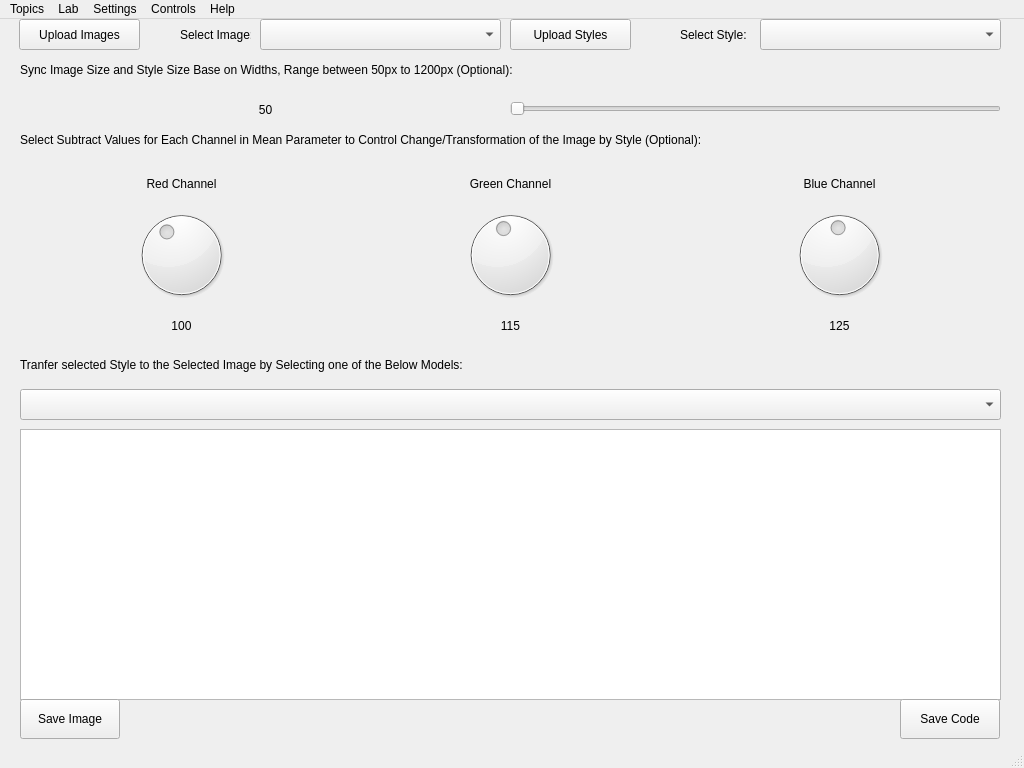
The window that ui.ui (mehrdadeahady/CV_with_ML_and_DL_and_GANs) describes before a commit, drawn with Qt 5.
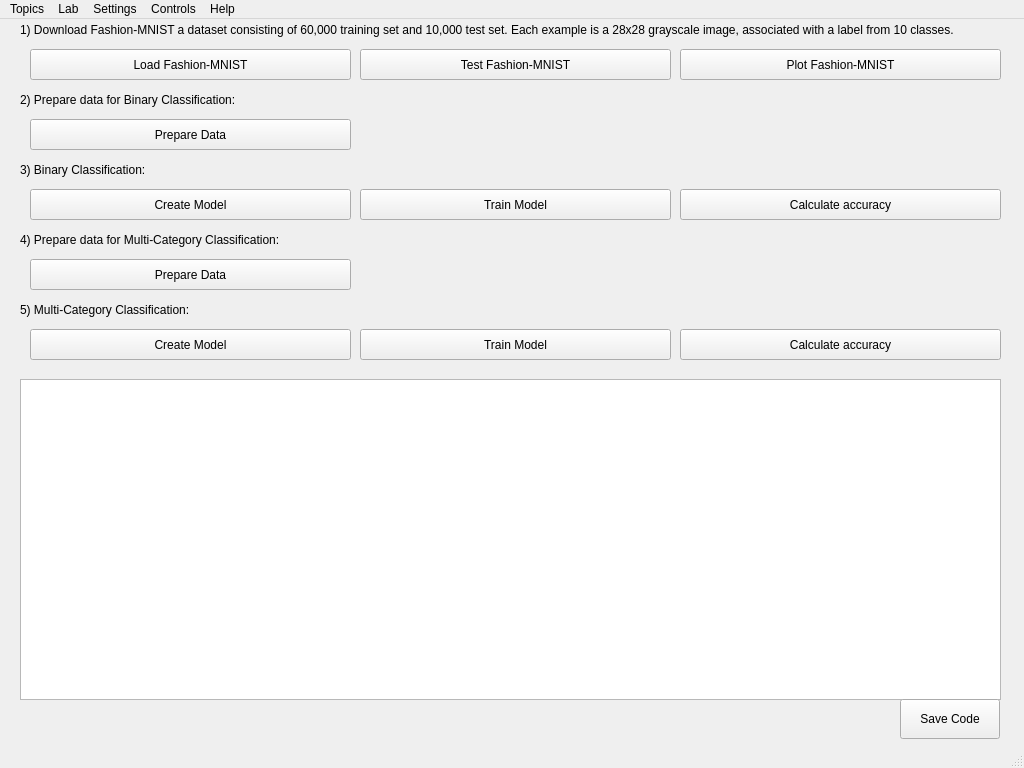
The same window after the commit. Icons and pictures are not drawn.

Commit message: UI for Page: DL by PyTorsh - Binary and Multi-Category Classification Added.

Diff of the .ui file:
```diff
--- a/ui.ui
+++ b/ui.ui
@@ -100,7 +100,7 @@
      </size>
     </property>
     <property name="currentIndex">
-     <number>6</number>
+     <number>7</number>
     </property>
     <widget class="QWidget" name="page_ImagesAndColorsManipulationsAndOprations">
      <property name="sizePolicy">
@@ -4576,6 +4576,254 @@
       </property>
      </widget>
     </widget>
+    <widget class="QWidget" name="page_DLbyPyTorchBinaryAndMultiCategoryClassifications">
+     <widget class="QLabel" name="label_Step1DLbyPyTorch">
+      <property name="geometry">
+       <rect>
+        <x>10</x>
+        <y>0</y>
+        <width>981</width>
+        <height>21</height>
+       </rect>
+      </property>
+      <property name="text">
+       <string>1) Download Fashion-MNIST a dataset consisting of 60,000 training set and 10,000 test set. Each example is a 28x28 grayscale image, associated with a label from 10 classes.</string>
+      </property>
+      <property name="alignment">
+       <set>Qt::AlignmentFlag::AlignLeading|Qt::AlignmentFlag::AlignLeft|Qt::AlignmentFlag::AlignVCenter</set>
+      </property>
+     </widget>
+     <widget class="QTextBrowser" name="textBrowser_DLbyPyTorch">
+      <property name="geometry">
+       <rect>
+        <x>10</x>
+        <y>360</y>
+        <width>981</width>
+        <height>321</height>
+       </rect>
+      </property>
+     </widget>
+     <widget class="QPushButton" name="pushButton_SaveCode_DLbyPyTorch">
+      <property name="geometry">
+       <rect>
+        <x>890</x>
+        <y>680</y>
+        <width>100</width>
+        <height>40</height>
+       </rect>
+      </property>
+      <property name="text">
+       <string>Save Code</string>
+      </property>
+     </widget>
+     <widget class="QPushButton" name="pushButton_TestMNISTStep1DLbyPyTorch">
+      <property name="geometry">
+       <rect>
+        <x>350</x>
+        <y>30</y>
+        <width>311</width>
+        <height>31</height>
+       </rect>
+      </property>
+      <property name="text">
+       <string>Test Fashion-MNIST</string>
+      </property>
+     </widget>
+     <widget class="QPushButton" name="pushButton_PlotMNISTStep1DLbyPyTorch">
+      <property name="geometry">
+       <rect>
+        <x>670</x>
+        <y>30</y>
+        <width>321</width>
+        <height>31</height>
+       </rect>
+      </property>
+      <property name="text">
+       <string>Plot Fashion-MNIST</string>
+      </property>
+     </widget>
+     <widget class="QPushButton" name="pushButton_LoadMNISTStep1DLbyPyTorch">
+      <property name="geometry">
+       <rect>
+        <x>20</x>
+        <y>30</y>
+        <width>321</width>
+        <height>31</height>
+       </rect>
+      </property>
+      <property name="text">
+       <string>Load Fashion-MNIST</string>
+      </property>
+     </widget>
+     <widget class="QLabel" name="label_Step2DLbyPyTorch">
+      <property name="geometry">
+       <rect>
+        <x>10</x>
+        <y>70</y>
+        <width>981</width>
+        <height>21</height>
+       </rect>
+      </property>
+      <property name="text">
+       <string>2) Prepare data for Binary Classification:</string>
+      </property>
+      <property name="alignment">
+       <set>Qt::AlignmentFlag::AlignLeading|Qt::AlignmentFlag::AlignLeft|Qt::AlignmentFlag::AlignVCenter</set>
+      </property>
+     </widget>
+     <widget class="QPushButton" name="pushButton_PrepareDataStep2DLbyPyTorch">
+      <property name="geometry">
+       <rect>
+        <x>20</x>
+        <y>100</y>
+        <width>321</width>
+        <height>31</height>
+       </rect>
+      </property>
+      <property name="text">
+       <string>Prepare Data</string>
+      </property>
+     </widget>
+     <widget class="QLabel" name="label_Step3DLbyPyTorch">
+      <property name="geometry">
+       <rect>
+        <x>10</x>
+        <y>140</y>
+        <width>981</width>
+        <height>21</height>
+       </rect>
+      </property>
+      <property name="text">
+       <string>3) Binary Classification:</string>
+      </property>
+      <property name="alignment">
+       <set>Qt::AlignmentFlag::AlignLeading|Qt::AlignmentFlag::AlignLeft|Qt::AlignmentFlag::AlignVCenter</set>
+      </property>
+     </widget>
+     <widget class="QPushButton" name="pushButton_CreateModelStep3DLbyPyTorch">
+      <property name="geometry">
+       <rect>
+        <x>20</x>
+        <y>170</y>
+        <width>321</width>
+        <height>31</height>
+       </rect>
+      </property>
+      <property name="text">
+       <string>Create Model</string>
+      </property>
+     </widget>
+     <widget class="QPushButton" name="pushButton_CalculateAccuracyStep3DLbyPyTorch">
+      <property name="geometry">
+       <rect>
+        <x>670</x>
+        <y>170</y>
+        <width>321</width>
+        <height>31</height>
+       </rect>
+      </property>
+      <property name="text">
+       <string>Calculate accuracy</string>
+      </property>
+     </widget>
+     <widget class="QPushButton" name="pushButton_TrainModelStep3DLbyPyTorch">
+      <property name="geometry">
+       <rect>
+        <x>350</x>
+        <y>170</y>
+        <width>311</width>
+        <height>31</height>
+       </rect>
+      </property>
+      <property name="text">
+       <string>Train Model</string>
+      </property>
+     </widget>
+     <widget class="QPushButton" name="pushButton_CalculateAccuracyStep5DLbyPyTorch">
+      <property name="geometry">
+       <rect>
+        <x>670</x>
+        <y>310</y>
+        <width>321</width>
+        <height>31</height>
+       </rect>
+      </property>
+      <property name="text">
+       <string>Calculate accuracy</string>
+      </property>
+     </widget>
+     <widget class="QPushButton" name="pushButton_TrainModelStep5DLbyPyTorch">
+      <property name="geometry">
+       <rect>
+        <x>350</x>
+        <y>310</y>
+        <width>311</width>
+        <height>31</height>
+       </rect>
+      </property>
+      <property name="text">
+       <string>Train Model</string>
+      </property>
+     </widget>
+     <widget class="QPushButton" name="pushButton_PrepareDataStep4DLbyPyTorch">
+      <property name="geometry">
+       <rect>
+        <x>20</x>
+        <y>240</y>
+        <width>321</width>
+        <height>31</height>
+       </rect>
+      </property>
+      <property name="text">
+       <string>Prepare Data</string>
+      </property>
+     </widget>
+     <widget class="QPushButton" name="pushButton_CreateModelStep5DLbyPyTorch">
+      <property name="geometry">
+       <rect>
+        <x>20</x>
+        <y>310</y>
+        <width>321</width>
+        <height>31</height>
+       </rect>
+      </property>
+      <property name="text">
+       <string>Create Model</string>
+      </property>
+     </widget>
+     <widget class="QLabel" name="label_Step4DLbyPyTorch">
+      <property name="geometry">
+       <rect>
+        <x>10</x>
+        <y>210</y>
+        <width>981</width>
+        <height>21</height>
+       </rect>
+      </property>
+      <property name="text">
+       <string>4) Prepare data for Multi-Category Classification:</string>
+      </property>
+      <property name="alignment">
+       <set>Qt::AlignmentFlag::AlignLeading|Qt::AlignmentFlag::AlignLeft|Qt::AlignmentFlag::AlignVCenter</set>
+      </property>
+     </widget>
+     <widget class="QLabel" name="label_Step5DLbyPyTorch">
+      <property name="geometry">
+       <rect>
+        <x>10</x>
+        <y>280</y>
+        <width>981</width>
+        <height>21</height>
+       </rect>
+      </property>
+      <property name="text">
+       <string>5) Multi-Category Classification:</string>
+      </property>
+      <property name="alignment">
+       <set>Qt::AlignmentFlag::AlignLeading|Qt::AlignmentFlag::AlignLeft|Qt::AlignmentFlag::AlignVCenter</set>
+      </property>
+     </widget>
+    </widget>
     <widget class="QWidget" name="page_AboutAuthorDeveloper">
      <widget class="QTextBrowser" name="textBrowser_AboutAuthorDeveloper">
       <property name="geometry">
```
The commit also changes 2 other files.
